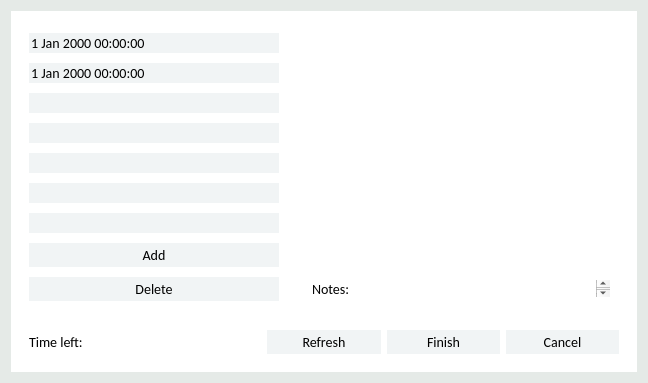
Qt form Source/Time-Track/shifteditform.ui (joshuawootonn/time-track) before a commit.
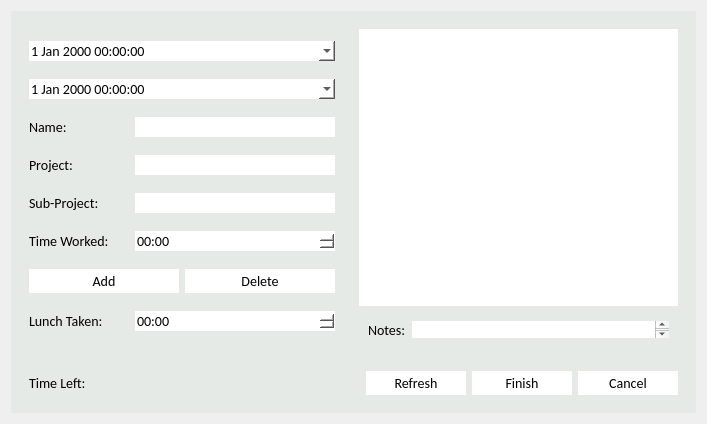
The same form after that commit.

Commit message: Debugged the Clockout and Shiftedit parts, Ready for a new release. This will be the first version of the Time Track and I will be rereleasing

```diff
--- a/Source/Time-Track/shifteditform.ui
+++ b/Source/Time-Track/shifteditform.ui
@@ -6,8 +6,8 @@
    <rect>
     <x>0</x>
     <y>0</y>
-    <width>648</width>
-    <height>383</height>
+    <width>707</width>
+    <height>424</height>
    </rect>
   </property>
   <property name="font">
@@ -20,7 +20,7 @@
    <string>Time-Track</string>
   </property>
   <property name="styleSheet">
-   <string notr="true">QWidget#ShiftEditForm{
+   <string notr="true">QWidget#ClockoutForm{
 
 background-color:#E5EAE7;
 }
@@ -44,7 +44,7 @@
 padding:0px;
 }
 QWidget#bigwidger{
-background-color:#FFFFFF;
+background-color:#E5EAE7;
 border:none;
 }
 
@@ -61,7 +61,7 @@
 QPushButton{
 padding:3px;
 border:none;
-background-color:#F1F4F5;
+background-color:#FFFFFF;
 }
 QPushButton:hover:!pressed{
 background-color:#E4E9EB;
@@ -70,21 +70,20 @@
 
 QDateTimeEdit{
 border:none;
-background-color:#F1F4F5;
+background-color:#FFFFFF;
 }
 QDateTimeEdit:hover{
 border:none;
 background-color:#E4E9EB;
 }
-QDateTimeEdit::drop-down{
+QDateEditTime::drop-down{
 border:none;
 }
 
 
-
 QComboBox{
 border:none;
-background-color:#F1F4F5;
+background-color:#FFFFFF;
 }
 QComboBox:hover {
 background-color:#E4E9EB;
@@ -141,58 +140,175 @@
             </widget>
            </item>
            <item>
-            <widget class="QComboBox" name="Name"/>
+            <layout class="QHBoxLayout" name="horizontalLayout_4">
+             <item>
+              <widget class="QLabel" name="label_3">
+               <property name="minimumSize">
+                <size>
+                 <width>100</width>
+                 <height>0</height>
+                </size>
+               </property>
+               <property name="maximumSize">
+                <size>
+                 <width>100</width>
+                 <height>16777215</height>
+                </size>
+               </property>
+               <property name="text">
+                <string>Name:</string>
+               </property>
+              </widget>
+             </item>
+             <item>
+              <widget class="QComboBox" name="Name">
+               <property name="minimumSize">
+                <size>
+                 <width>200</width>
+                 <height>0</height>
+                </size>
+               </property>
+               <property name="maximumSize">
+                <size>
+                 <width>200</width>
+                 <height>16777215</height>
+                </size>
+               </property>
+               <property name="editable">
+                <bool>true</bool>
+               </property>
+              </widget>
+             </item>
+            </layout>
+           </item>
+           <item>
+            <layout class="QHBoxLayout" name="horizontalLayout_5">
+             <item>
+              <widget class="QLabel" name="label_4">
+               <property name="minimumSize">
+                <size>
+                 <width>100</width>
+                 <height>0</height>
+                </size>
+               </property>
+               <property name="maximumSize">
+                <size>
+                 <width>100</width>
+                 <height>16777215</height>
+                </size>
+               </property>
+               <property name="text">
+                <string>Project:</string>
+               </property>
+              </widget>
            </item>
            <item>
             <widget class="QComboBox" name="Projects">
+               <property name="minimumSize">
+                <size>
+                 <width>200</width>
+                 <height>0</height>
+                </size>
+               </property>
              <property name="maximumSize">
               <size>
-               <width>250</width>
+                 <width>200</width>
                <height>16777215</height>
               </size>
              </property>
+               <property name="editable">
+                <bool>true</bool>
+               </property>
              <property name="sizeAdjustPolicy">
               <enum>QComboBox::AdjustToContents</enum>
              </property>
             </widget>
            </item>
+            </layout>
+           </item>
+           <item>
+            <layout class="QHBoxLayout" name="horizontalLayout_6">
+             <item>
+              <widget class="QLabel" name="label_5">
+               <property name="minimumSize">
+                <size>
+                 <width>100</width>
+                 <height>0</height>
+                </size>
+               </property>
+               <property name="maximumSize">
+                <size>
+                 <width>100</width>
+                 <height>16777215</height>
+                </size>
+               </property>
+               <property name="text">
+                <string>Sub-Project:</string>
+               </property>
+              </widget>
+             </item>
            <item>
             <widget class="QComboBox" name="Items">
+               <property name="minimumSize">
+                <size>
+                 <width>200</width>
+                 <height>0</height>
+                </size>
+               </property>
              <property name="maximumSize">
               <size>
-               <width>250</width>
+                 <width>200</width>
                <height>16777215</height>
               </size>
              </property>
-            </widget>
-           </item>
+               <property name="editable">
+                <bool>true</bool>
+               </property>
+              </widget>
+             </item>
+            </layout>
+           </item>
            <item>
-            <widget class="QComboBox" name="Times">
+            <layout class="QHBoxLayout" name="horizontalLayout_9">
+             <item>
+              <widget class="QLabel" name="label_7">
+               <property name="minimumSize">
+                <size>
+                 <width>100</width>
+                 <height>0</height>
+                </size>
+               </property>
              <property name="maximumSize">
               <size>
-               <width>250</width>
+                 <width>100</width>
                <height>16777215</height>
               </size>
              </property>
+               <property name="text">
+                <string>Time Worked:</string>
+               </property>
             </widget>
            </item>
            <item>
-            <widget class="QComboBox" name="Lunch"/>
-           </item>
+              <widget class="QTimeEdit" name="Times">
+               <property name="maximumTime">
+                <time>
+                 <hour>16</hour>
+                 <minute>8</minute>
+                 <second>59</second>
+                </time>
+               </property>
+               <property name="displayFormat">
+                <string>hh:mm</string>
+               </property>
+              </widget>
+             </item>
+            </layout>
+           </item>
+           <item>
+            <layout class="QHBoxLayout" name="horizontalLayout_7">
            <item>
             <widget class="QPushButton" name="Add">
-             <property name="minimumSize">
-              <size>
-               <width>250</width>
-               <height>0</height>
-              </size>
-             </property>
-             <property name="maximumSize">
-              <size>
-               <width>250</width>
-               <height>16777215</height>
-              </size>
-             </property>
              <property name="text">
               <string>Add</string>
              </property>
@@ -212,6 +328,50 @@
             </widget>
            </item>
           </layout>
+           </item>
+           <item>
+            <layout class="QHBoxLayout" name="horizontalLayout_8">
+             <item>
+              <widget class="QLabel" name="label_6">
+               <property name="minimumSize">
+                <size>
+                 <width>100</width>
+                 <height>0</height>
+                </size>
+               </property>
+               <property name="maximumSize">
+                <size>
+                 <width>100</width>
+                 <height>16777215</height>
+                </size>
+               </property>
+               <property name="text">
+                <string>Lunch Taken:</string>
+               </property>
+              </widget>
+             </item>
+             <item>
+              <widget class="QTimeEdit" name="Lunch">
+               <property name="minimumSize">
+                <size>
+                 <width>200</width>
+                 <height>0</height>
+                </size>
+               </property>
+               <property name="maximumSize">
+                <size>
+                 <width>200</width>
+                 <height>16777215</height>
+                </size>
+               </property>
+               <property name="displayFormat">
+                <string>hh:mm</string>
+               </property>
+              </widget>
+             </item>
+            </layout>
+           </item>
+          </layout>
          </widget>
         </item>
         <item>
@@ -276,7 +436,7 @@
          <item>
           <widget class="QLabel" name="label">
            <property name="text">
-            <string>Time left:</string>
+            <string>Time Left:</string>
            </property>
           </widget>
          </item>
@@ -287,8 +447,33 @@
            </property>
           </widget>
          </item>
+         <item>
+          <spacer name="horizontalSpacer">
+           <property name="orientation">
+            <enum>Qt::Horizontal</enum>
+           </property>
+           <property name="sizeHint" stdset="0">
+            <size>
+             <width>40</width>
+             <height>20</height>
+            </size>
+           </property>
+          </spacer>
+         </item>
          <item>
           <widget class="QPushButton" name="RefreshButton">
+           <property name="minimumSize">
+            <size>
+             <width>100</width>
+             <height>0</height>
+            </size>
+           </property>
+           <property name="maximumSize">
+            <size>
+             <width>100</width>
+             <height>16777215</height>
+            </size>
+           </property>
            <property name="text">
             <string>Refresh</string>
            </property>
@@ -296,6 +481,18 @@
          </item>
          <item>
           <widget class="QPushButton" name="FinishedButton">
+           <property name="minimumSize">
+            <size>
+             <width>100</width>
+             <height>0</height>
+            </size>
+           </property>
+           <property name="maximumSize">
+            <size>
+             <width>100</width>
+             <height>16777215</height>
+            </size>
+           </property>
            <property name="text">
             <string>Finish</string>
            </property>
@@ -303,6 +500,18 @@
          </item>
          <item>
           <widget class="QPushButton" name="CancelButton">
+           <property name="minimumSize">
+            <size>
+             <width>100</width>
+             <height>0</height>
+            </size>
+           </property>
+           <property name="maximumSize">
+            <size>
+             <width>100</width>
+             <height>16777215</height>
+            </size>
+           </property>
            <property name="text">
             <string>Cancel</string>
            </property>
```
Left out of the diff: 2 changed lines with no effect on the pictures. Lines whose indentation alone changed are shown as unchanged. The commit also changes 239 other files.
